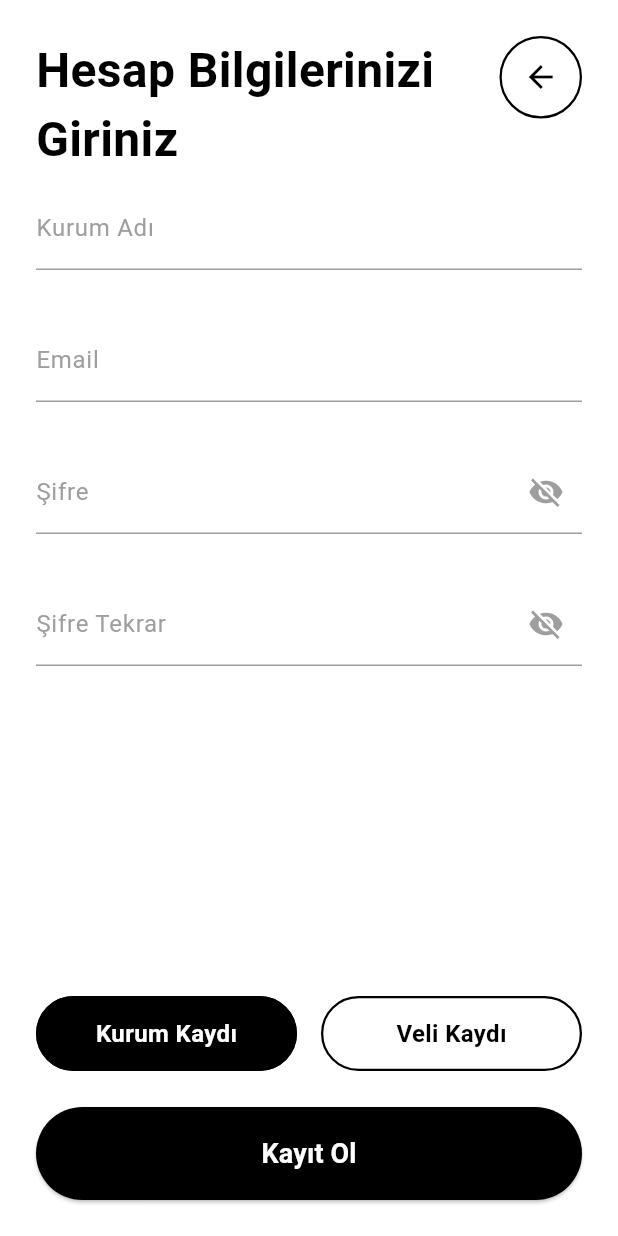
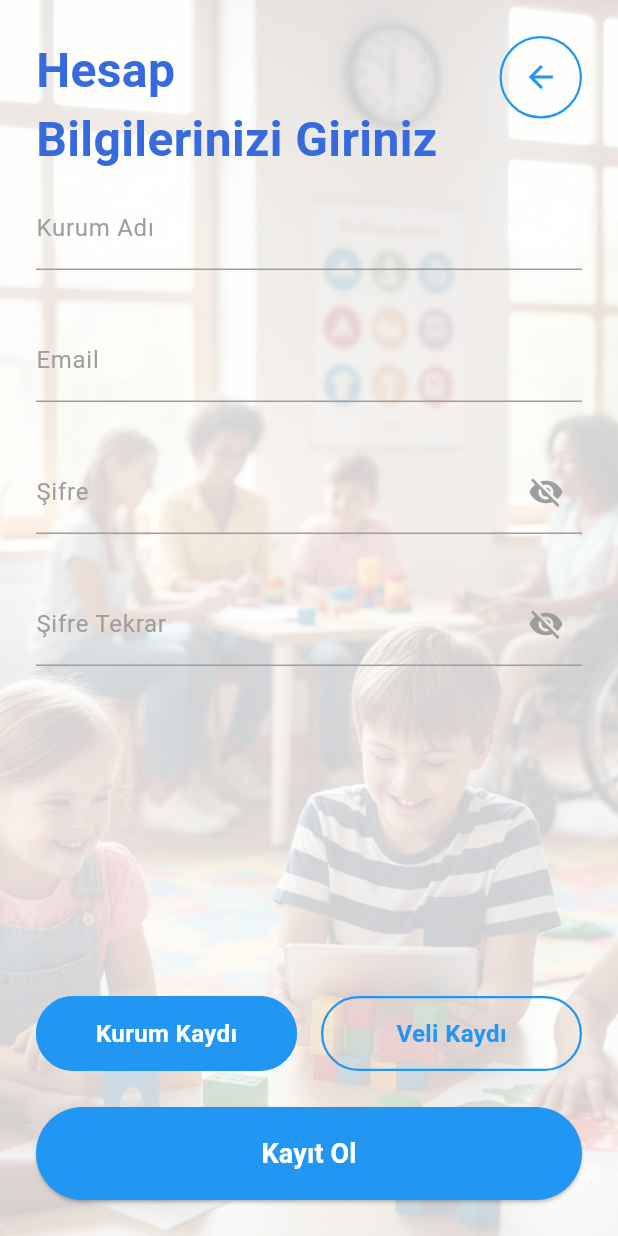
Before and after one commit to OguzhanYucedag/FlutterTest, a Flutter app: the KayitPage screen opened directly, on a phone screen of 412 x 824 dp. Run offline on Flutter 3.47's test engine with Material 3 defaults, Android fonts, the light colour scheme and no system bars; our stand-ins replace cloud_firestore, firebase_core; accounts and stored records are empty.

Commit message:
kurum tasarım son
kurum kayıt ekranının içeriği yapıldı veri tabanı düzenlemesi bekleniyor.

```diff
--- a/flutter_test_1/lib/kayit.dart
+++ b/flutter_test_1/lib/kayit.dart
@@ -33,7 +33,22 @@ class _KayitPageState extends State<KayitPage> {
   Widget build(BuildContext context) {
     return Scaffold(
       backgroundColor: Colors.white,
-      body: SafeArea(
+      body: Stack(
+        children: [
+          // Background Image with transparency
+          Container(
+            decoration: BoxDecoration(
+              image: DecorationImage(
+                image: const AssetImage('assets/images/login_bg.jpg'),
+                fit: BoxFit.cover,
+                colorFilter: ColorFilter.mode(
+                  Colors.white.withOpacity(0.8),
+                  BlendMode.lighten,
+                ),
+              ),
+            ),
+          ),
+          SafeArea(
             child: Padding(
               padding: const EdgeInsets.all(24.0),
               child: Column(
@@ -49,11 +64,19 @@ class _KayitPageState extends State<KayitPage> {
                           crossAxisAlignment: CrossAxisAlignment.start,
                           children: [
                             const Text(
-                          'Hesap Bilgilerinizi Giriniz',
+                              'Hesap',
                               style: TextStyle(
                                 fontSize: 32,
                                 fontWeight: FontWeight.bold,
-                            color: Colors.black,
+                                color: Color.fromARGB(255, 55, 107, 221),
+                              ),
+                            ),
+                            const Text(
+                              'Bilgilerinizi Giriniz',
+                              style: TextStyle(
+                                fontSize: 32,
+                                fontWeight: FontWeight.bold,
+                                color: Color.fromARGB(255, 55, 107, 221),
                               ),
                             ),
                           ],
@@ -63,11 +86,14 @@ class _KayitPageState extends State<KayitPage> {
                         width: 55,
                         height: 55,
                         decoration: BoxDecoration(
-                      border: Border.all(color: Colors.black, width: 1.5),
+                          border: Border.all(color: Colors.blue, width: 1.5),
                           shape: BoxShape.circle,
                         ),
                         child: IconButton(
-                      icon: const Icon(Icons.arrow_back, color: Colors.black),
+                          icon: const Icon(
+                            Icons.arrow_back,
+                            color: Colors.blue,
+                          ),
                           onPressed: () {
                             Navigator.pushReplacement(
                               context,
@@ -86,13 +112,15 @@ class _KayitPageState extends State<KayitPage> {
                   TextField(
                     onChanged: adAl,
                     decoration: InputDecoration(
-                  labelText: _selectedOption == 0 ? 'Kurum Adı' : 'Ad Soyad',
+                      labelText: _selectedOption == 0
+                          ? 'Kurum Adı'
+                          : 'Ad Soyad',
                       labelStyle: const TextStyle(color: Colors.grey),
                       enabledBorder: const UnderlineInputBorder(
                         borderSide: BorderSide(color: Colors.grey),
                       ),
                       focusedBorder: const UnderlineInputBorder(
-                    borderSide: BorderSide(color: Colors.black),
+                        borderSide: BorderSide(color: Colors.blue),
                       ),
                     ),
                   ),
@@ -108,7 +136,7 @@ class _KayitPageState extends State<KayitPage> {
                         borderSide: BorderSide(color: Colors.grey),
                       ),
                       focusedBorder: UnderlineInputBorder(
-                    borderSide: BorderSide(color: Colors.black),
+                        borderSide: BorderSide(color: Colors.blue),
                       ),
                     ),
                     keyboardType: TextInputType.emailAddress,
@@ -126,7 +154,7 @@ class _KayitPageState extends State<KayitPage> {
                         borderSide: BorderSide(color: Colors.grey),
                       ),
                       focusedBorder: const UnderlineInputBorder(
-                    borderSide: BorderSide(color: Colors.black),
+                        borderSide: BorderSide(color: Colors.blue),
                       ),
                       suffixIcon: IconButton(
                         icon: Icon(
@@ -158,7 +186,7 @@ class _KayitPageState extends State<KayitPage> {
                         borderSide: BorderSide(color: Colors.grey),
                       ),
                       focusedBorder: const UnderlineInputBorder(
-                    borderSide: BorderSide(color: Colors.black),
+                        borderSide: BorderSide(color: Colors.blue),
                       ),
                       suffixIcon: IconButton(
                         icon: Icon(
@@ -185,7 +213,7 @@ class _KayitPageState extends State<KayitPage> {
                       Expanded(
                         child: Material(
                           color: _selectedOption == 0
-                          ? Colors.black
+                              ? Colors.blue
                               : Colors.transparent,
                           borderRadius: BorderRadius.circular(32),
                           child: InkWell(
@@ -198,7 +226,10 @@ class _KayitPageState extends State<KayitPage> {
                             child: Container(
                               padding: const EdgeInsets.symmetric(vertical: 12),
                               decoration: BoxDecoration(
-                            border: Border.all(color: Colors.black, width: 1.5),
+                                border: Border.all(
+                                  color: Colors.blue,
+                                  width: 1.5,
+                                ),
                                 borderRadius: BorderRadius.circular(32),
                               ),
                               alignment: Alignment.center,
@@ -207,7 +238,7 @@ class _KayitPageState extends State<KayitPage> {
                                 style: TextStyle(
                                   color: _selectedOption == 0
                                       ? Colors.white
-                                  : Colors.black,
+                                      : Colors.blue,
                                   fontSize: 16,
                                   fontWeight: FontWeight.bold,
                                 ),
@@ -220,7 +251,7 @@ class _KayitPageState extends State<KayitPage> {
                       Expanded(
                         child: Material(
                           color: _selectedOption == 1
-                          ? Colors.black
+                              ? Colors.blue
                               : Colors.transparent,
                           borderRadius: BorderRadius.circular(32),
                           child: InkWell(
@@ -233,7 +264,10 @@ class _KayitPageState extends State<KayitPage> {
                             child: Container(
                               padding: const EdgeInsets.symmetric(vertical: 12),
                               decoration: BoxDecoration(
-                            border: Border.all(color: Colors.black, width: 1.5),
+                                border: Border.all(
+                                  color: Colors.blue,
+                                  width: 1.5,
+                                ),
                                 borderRadius: BorderRadius.circular(32),
                               ),
                               alignment: Alignment.center,
@@ -242,7 +276,7 @@ class _KayitPageState extends State<KayitPage> {
                                 style: TextStyle(
                                   color: _selectedOption == 1
                                       ? Colors.white
-                                  : Colors.black,
+                                      : Colors.blue,
                                   fontSize: 16,
                                   fontWeight: FontWeight.bold,
                                 ),
@@ -261,7 +295,7 @@ class _KayitPageState extends State<KayitPage> {
                     width: double.infinity,
                     child: ElevatedButton(
                       style: ElevatedButton.styleFrom(
-                    backgroundColor: Colors.black,
+                        backgroundColor: Colors.blue,
                         shape: RoundedRectangleBorder(
                           borderRadius: BorderRadius.circular(32),
                         ),
@@ -281,6 +315,8 @@ class _KayitPageState extends State<KayitPage> {
                 ],
               ),
             ),
+          ),
+        ],
       ),
     );
   }
```
Lines whose indentation alone changed are shown as unchanged.
